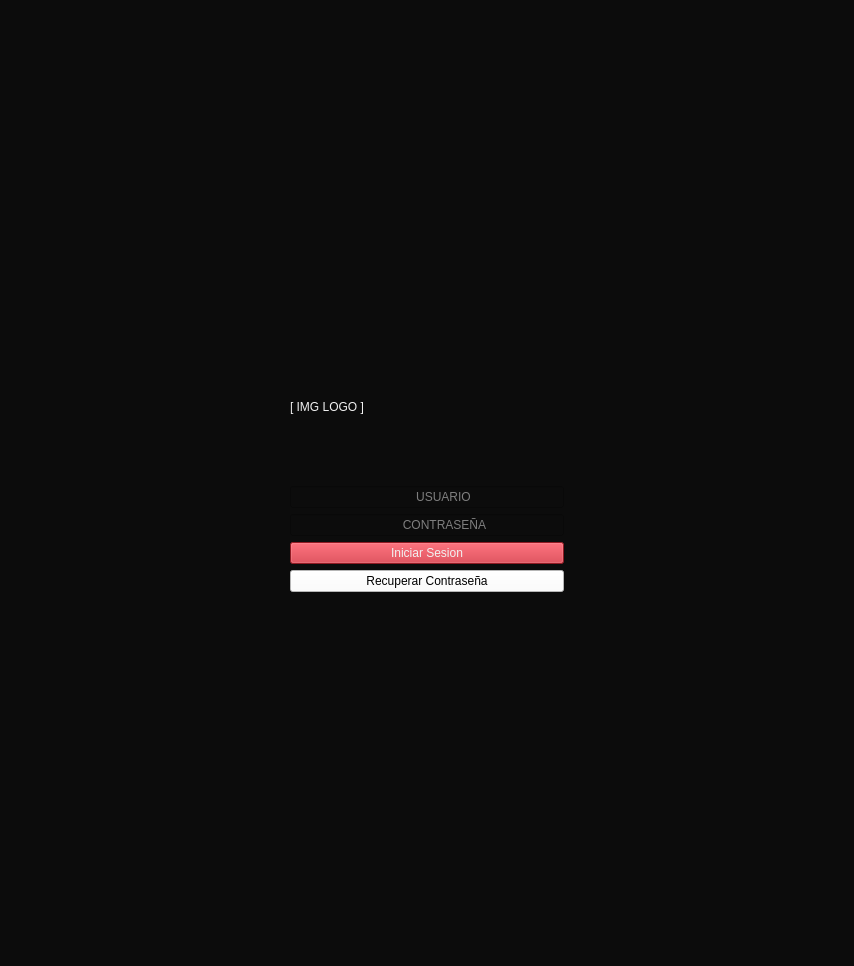
Above: Restaurante/Login.ui from camvaz/restaurante-ihc before the change. Below: the same form after it.
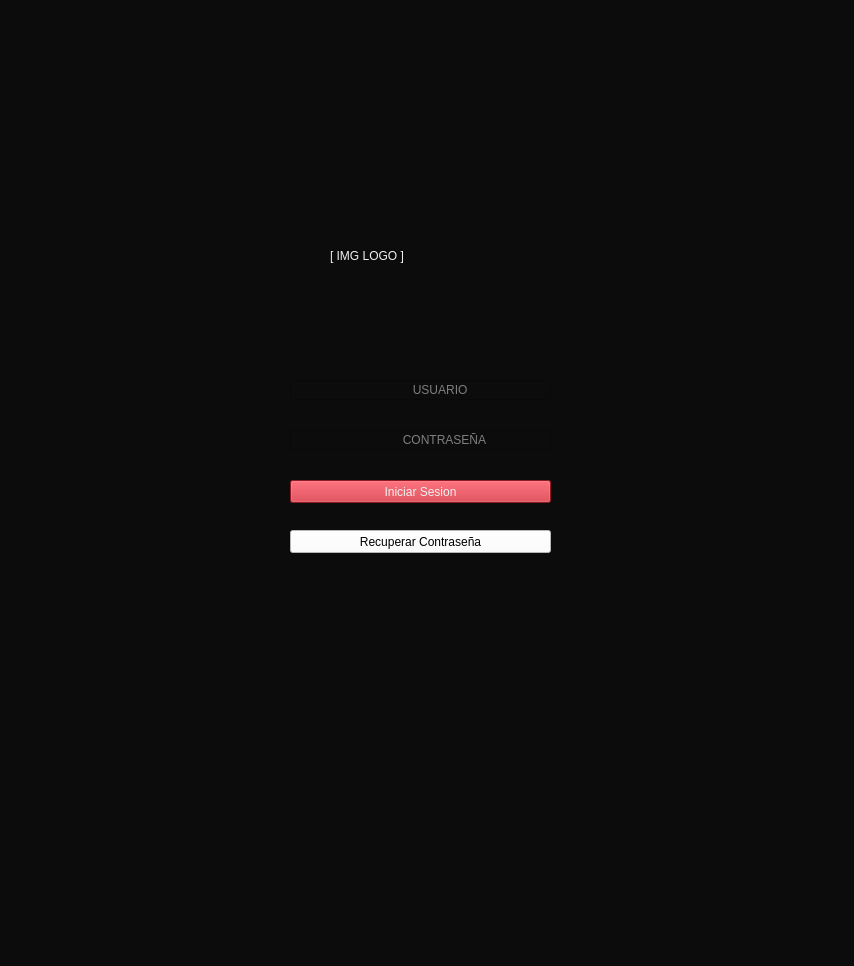
That is the form after the change.

Commit message: imagenes anexadas y widgets entrelazados

```diff
--- a/Restaurante/Login.ui
+++ b/Restaurante/Login.ui
@@ -25,37 +25,60 @@
 	border-bottom:#F1F1F1;
 }</string>
   </property>
-  <layout class="QGridLayout" name="gridLayout_2">
-   <item row="0" column="0" colspan="3">
-    <spacer name="verticalSpacer_2">
-     <property name="orientation">
-      <enum>Qt::Vertical</enum>
-     </property>
-     <property name="sizeHint" stdset="0">
-      <size>
-       <width>198</width>
-       <height>52</height>
-      </size>
-     </property>
-    </spacer>
-   </item>
-   <item row="1" column="0">
-    <spacer name="horizontalSpacer">
-     <property name="orientation">
-      <enum>Qt::Horizontal</enum>
-     </property>
-     <property name="sizeHint" stdset="0">
-      <size>
-       <width>91</width>
-       <height>298</height>
-      </size>
-     </property>
-    </spacer>
-   </item>
-   <item row="1" column="1">
-    <layout class="QGridLayout" name="gridLayout">
-     <item row="3" column="0">
+  <widget class="QLabel" name="IMG">
+   <property name="geometry">
+    <rect>
+     <x>330</x>
+     <y>160</y>
+     <width>181</width>
+     <height>191</height>
+    </rect>
+   </property>
+   <property name="text">
+    <string>[ IMG LOGO ]</string>
+   </property>
+  </widget>
+  <widget class="QLineEdit" name="ln_usuario">
+   <property name="geometry">
+    <rect>
+     <x>290</x>
+     <y>380</y>
+     <width>261</width>
+     <height>20</height>
+    </rect>
+   </property>
+   <property name="styleSheet">
+    <string notr="true"/>
+   </property>
+   <property name="placeholderText">
+    <string>                                    USUARIO</string>
+   </property>
+  </widget>
+  <widget class="QLineEdit" name="ln_contrasena">
+   <property name="geometry">
+    <rect>
+     <x>290</x>
+     <y>430</y>
+     <width>261</width>
+     <height>20</height>
+    </rect>
+   </property>
+   <property name="styleSheet">
+    <string notr="true"/>
+   </property>
+   <property name="placeholderText">
+    <string>                                 CONTRASEÑA</string>
+   </property>
+  </widget>
       <widget class="QPushButton" name="btn_InicioSesion">
+   <property name="geometry">
+    <rect>
+     <x>290</x>
+     <y>480</y>
+     <width>261</width>
+     <height>23</height>
+    </rect>
+   </property>
        <property name="styleSheet">
         <string notr="true">background-color:#C92531;</string>
        </property>
@@ -63,19 +86,15 @@
         <string>Iniciar Sesion</string>
        </property>
       </widget>
-     </item>
-     <item row="2" column="0">
-      <widget class="QLineEdit" name="ln_contrasena">
-       <property name="styleSheet">
-        <string notr="true"/>
-       </property>
-       <property name="placeholderText">
-        <string>                                 CONTRASEÑA</string>
-       </property>
-      </widget>
-     </item>
-     <item row="4" column="0">
       <widget class="QPushButton" name="btn_RecuperarContrasena">
+   <property name="geometry">
+    <rect>
+     <x>290</x>
+     <y>530</y>
+     <width>261</width>
+     <height>23</height>
+    </rect>
+   </property>
        <property name="styleSheet">
         <string notr="true">background-color:#FFFFFF;
 color:BLACK;</string>
@@ -84,69 +103,6 @@
         <string>Recuperar Contraseña</string>
        </property>
       </widget>
-     </item>
-     <item row="1" column="0">
-      <widget class="QLineEdit" name="ln_usuario">
-       <property name="styleSheet">
-        <string notr="true"/>
-       </property>
-       <property name="placeholderText">
-        <string>                                     USUARIO</string>
-       </property>
-      </widget>
-     </item>
-     <item row="5" column="0">
-      <spacer name="verticalSpacer_3">
-       <property name="orientation">
-        <enum>Qt::Vertical</enum>
-       </property>
-       <property name="sizeType">
-        <enum>QSizePolicy::Maximum</enum>
-       </property>
-       <property name="sizeHint" stdset="0">
-        <size>
-         <width>20</width>
-         <height>40</height>
-        </size>
-       </property>
-      </spacer>
-     </item>
-     <item row="0" column="0">
-      <widget class="QLabel" name="IMG">
-       <property name="text">
-        <string>[ IMG LOGO ]</string>
-       </property>
-      </widget>
-     </item>
-    </layout>
-   </item>
-   <item row="1" column="2">
-    <spacer name="horizontalSpacer_2">
-     <property name="orientation">
-      <enum>Qt::Horizontal</enum>
-     </property>
-     <property name="sizeHint" stdset="0">
-      <size>
-       <width>90</width>
-       <height>208</height>
-      </size>
-     </property>
-    </spacer>
-   </item>
-   <item row="2" column="0" colspan="3">
-    <spacer name="verticalSpacer">
-     <property name="orientation">
-      <enum>Qt::Vertical</enum>
-     </property>
-     <property name="sizeHint" stdset="0">
-      <size>
-       <width>198</width>
-       <height>78</height>
-      </size>
-     </property>
-    </spacer>
-   </item>
-  </layout>
  </widget>
  <resources/>
  <connections/>
```
Lines whose indentation alone changed are shown as unchanged. The commit also changes 6 other files.
